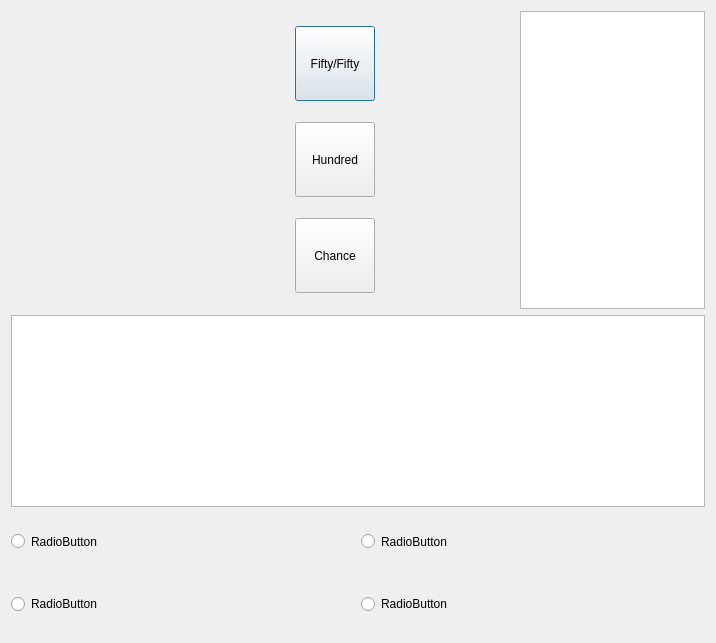
Klaasibub/Evo, file src/Quiz/quiz.ui: the form before one commit.
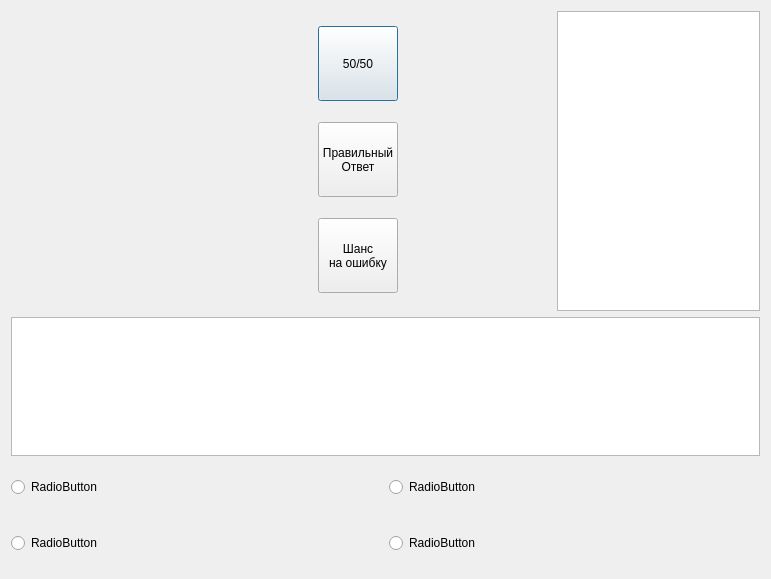
The form after the commit. Icons and pictures are not drawn.

```diff
--- a/src/Quiz/quiz.ui
+++ b/src/Quiz/quiz.ui
@@ -6,8 +6,8 @@
    <rect>
     <x>0</x>
     <y>0</y>
-    <width>716</width>
-    <height>643</height>
+    <width>771</width>
+    <height>579</height>
    </rect>
   </property>
   <property name="windowTitle">
@@ -30,23 +30,26 @@
           <bool>true</bool>
          </property>
          <property name="sizePolicy">
-          <sizepolicy hsizetype="Fixed" vsizetype="Fixed">
+          <sizepolicy hsizetype="Minimum" vsizetype="Minimum">
            <horstretch>0</horstretch>
            <verstretch>0</verstretch>
           </sizepolicy>
          </property>
          <property name="minimumSize">
           <size>
-           <width>200</width>
-           <height>200</height>
+           <width>250</width>
+           <height>300</height>
           </size>
          </property>
          <property name="maximumSize">
           <size>
-           <width>300</width>
+           <width>250</width>
            <height>300</height>
           </size>
          </property>
+         <property name="styleSheet">
+          <string notr="true">border-image: url(:/static/Quiz/sova.bmp)</string>
+         </property>
          <property name="text">
           <string/>
          </property>
@@ -88,7 +91,7 @@
             </size>
            </property>
            <property name="text">
-            <string>Fifty/Fifty</string>
+            <string>50/50</string>
            </property>
           </widget>
          </item>
@@ -107,7 +110,8 @@
             </size>
            </property>
            <property name="text">
-            <string>Hundred</string>
+            <string>Правильный
+Ответ</string>
            </property>
           </widget>
          </item>
@@ -132,7 +136,8 @@
             <enum>Qt::LeftToRight</enum>
            </property>
            <property name="text">
-            <string>Chance</string>
+            <string>Шанс
+на ошибку</string>
            </property>
           </widget>
          </item>
@@ -164,7 +169,11 @@
       </layout>
      </item>
      <item>
-      <widget class="QPlainTextEdit" name="plainTextEdit"/>
+      <widget class="QPlainTextEdit" name="plainTextEdit">
+       <property name="readOnly">
+        <bool>true</bool>
+       </property>
+      </widget>
      </item>
      <item>
       <layout class="QHBoxLayout" name="radioButtonsLayout" stretch="1,1">
```
Left out of the diff: 6 changed lines with no effect on the pictures.
